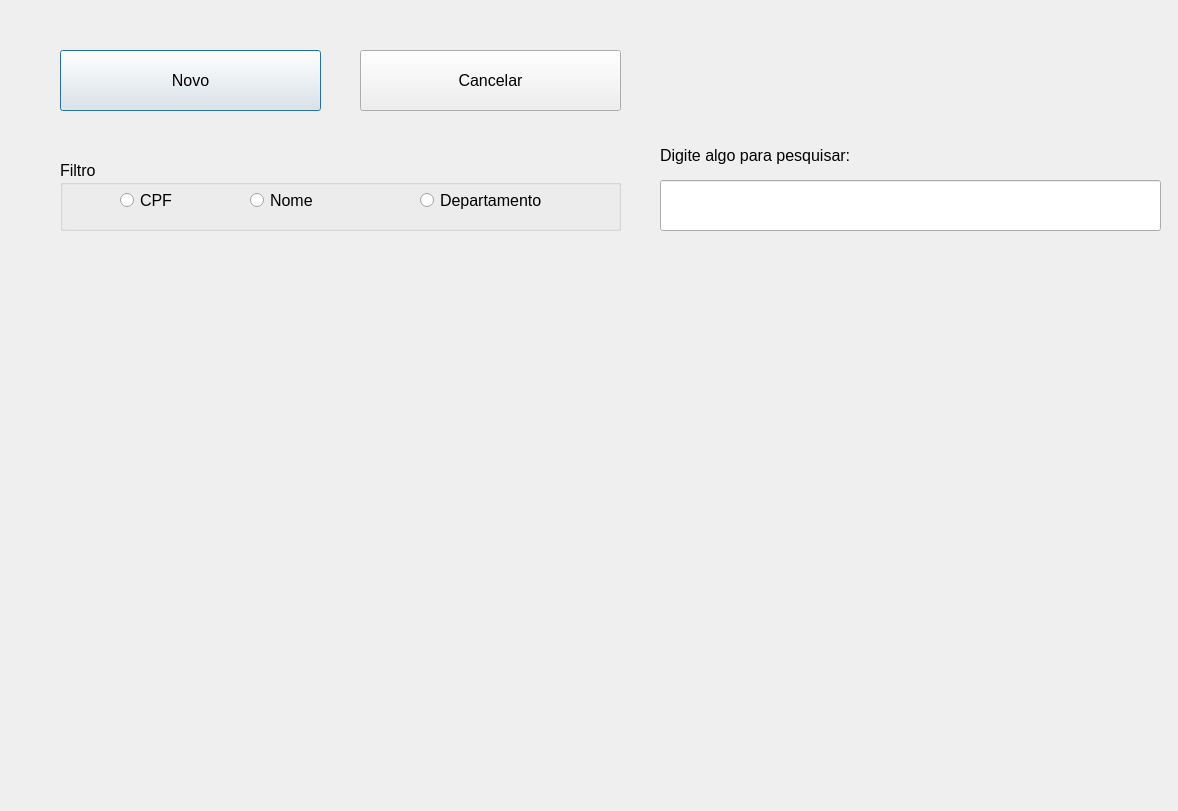
Qt form telaprincipal.ui (MariaZBP/projeto_EE_2022_1) before a commit.
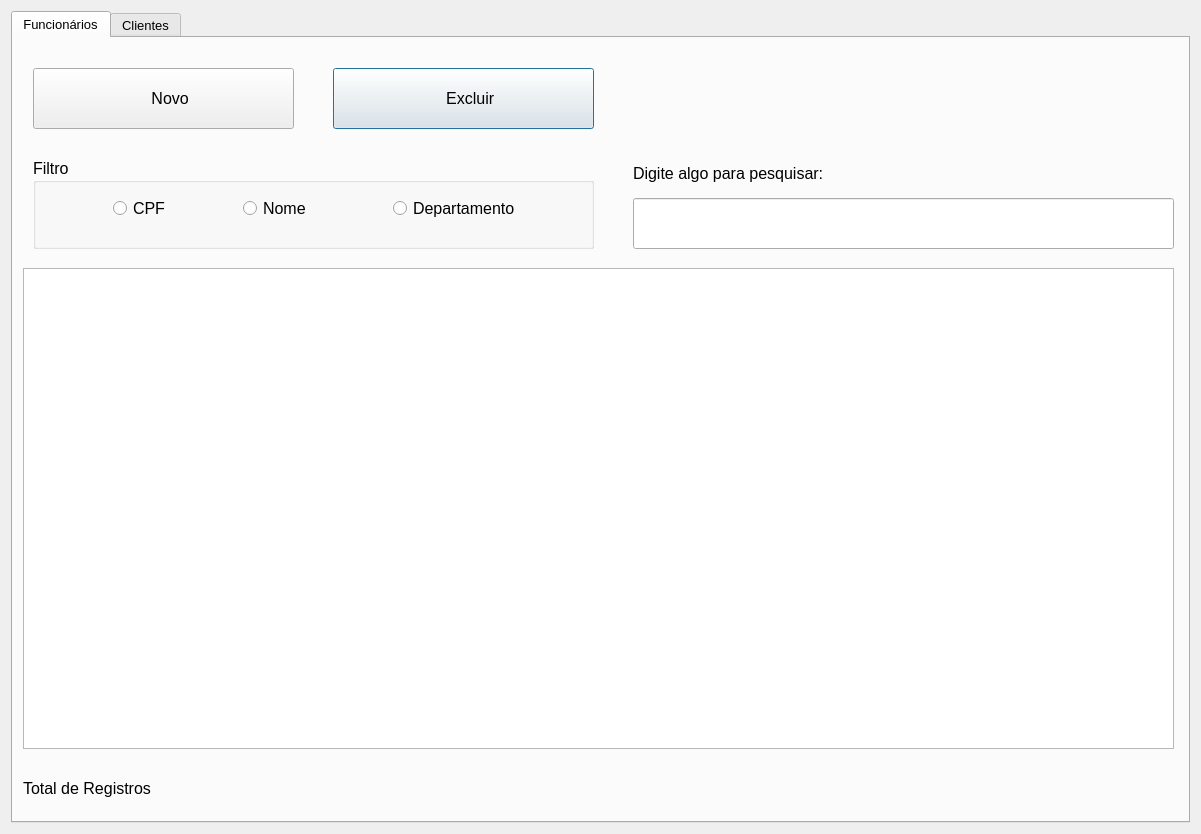
The same form after that commit. Icons and pictures are not drawn.

Commit message: Personalização de botões da tela principal

```diff
--- a/telaprincipal.ui
+++ b/telaprincipal.ui
@@ -6,56 +6,82 @@
    <rect>
     <x>0</x>
     <y>0</y>
-    <width>1178</width>
-    <height>811</height>
+    <width>1201</width>
+    <height>834</height>
    </rect>
   </property>
   <property name="windowTitle">
    <string>Tela Principal</string>
   </property>
-  <widget class="QPushButton" name="pushButton">
-   <property name="geometry">
-    <rect>
-     <x>60</x>
-     <y>50</y>
-     <width>261</width>
-     <height>61</height>
-    </rect>
-   </property>
+  <layout class="QGridLayout" name="gridLayout">
+   <item row="0" column="0">
+    <widget class="QTabWidget" name="tabWidget">
    <property name="font">
     <font>
-     <pointsize>12</pointsize>
-    </font>
-   </property>
-   <property name="text">
-    <string>Novo</string>
-   </property>
-  </widget>
-  <widget class="QPushButton" name="pushButton_2">
+       <pointsize>10</pointsize>
+      </font>
+     </property>
+     <property name="currentIndex">
+      <number>0</number>
+     </property>
+     <widget class="QWidget" name="tab">
+      <attribute name="title">
+       <string>Funcionários</string>
+      </attribute>
+      <widget class="QTableWidget" name="tableWidgetFuncionario">
    <property name="geometry">
     <rect>
-     <x>360</x>
-     <y>50</y>
-     <width>261</width>
-     <height>61</height>
-    </rect>
-   </property>
-   <property name="font">
-    <font>
-     <pointsize>12</pointsize>
-    </font>
-   </property>
-   <property name="text">
-    <string>Cancelar</string>
-   </property>
-  </widget>
-  <widget class="QGroupBox" name="groupBox">
+         <x>10</x>
+         <y>230</y>
+         <width>1151</width>
+         <height>481</height>
+        </rect>
+       </property>
+      </widget>
+      <widget class="QLineEdit" name="txtPesquisarFuncionario">
    <property name="geometry">
     <rect>
-     <x>60</x>
+         <x>620</x>
      <y>160</y>
+         <width>541</width>
+         <height>51</height>
+        </rect>
+       </property>
+       <property name="font">
+        <font>
+         <pointsize>16</pointsize>
+        </font>
+       </property>
+      </widget>
+      <widget class="QPushButton" name="btnExcluirFuncionario">
+       <property name="geometry">
+        <rect>
+         <x>320</x>
+         <y>30</y>
+         <width>261</width>
+         <height>61</height>
+        </rect>
+       </property>
+       <property name="font">
+        <font>
+         <pointsize>12</pointsize>
+        </font>
+       </property>
+       <property name="text">
+        <string>   Excluir</string>
+       </property>
+       <property name="icon">
+        <iconset resource="imagens.qrc">
+         <normaloff>:/Imagens/Imagens/excluir.png</normaloff>:/Imagens/Imagens/excluir.png</iconset>
+       </property>
+      </widget>
+      <widget class="QGroupBox" name="groupBox">
+       <property name="geometry">
+        <rect>
+         <x>20</x>
+         <y>120</y>
      <width>561</width>
-     <height>71</height>
+         <height>91</height>
     </rect>
    </property>
    <property name="font">
@@ -69,8 +95,8 @@
    <widget class="QRadioButton" name="radioButton">
     <property name="geometry">
      <rect>
-      <x>60</x>
-      <y>30</y>
+          <x>80</x>
+          <y>40</y>
       <width>95</width>
       <height>20</height>
      </rect>
@@ -82,8 +108,8 @@
    <widget class="QRadioButton" name="radioButton_2">
     <property name="geometry">
      <rect>
-      <x>190</x>
-      <y>30</y>
+          <x>210</x>
+          <y>40</y>
       <width>95</width>
       <height>20</height>
      </rect>
@@ -96,7 +122,7 @@
     <property name="geometry">
      <rect>
       <x>360</x>
-      <y>30</y>
+          <y>40</y>
       <width>161</width>
       <height>20</height>
      </rect>
@@ -106,26 +132,11 @@
     </property>
    </widget>
   </widget>
-  <widget class="QLineEdit" name="lineEdit">
-   <property name="geometry">
-    <rect>
-     <x>660</x>
-     <y>180</y>
-     <width>501</width>
-     <height>51</height>
-    </rect>
-   </property>
-   <property name="font">
-    <font>
-     <pointsize>16</pointsize>
-    </font>
-   </property>
-  </widget>
   <widget class="QLabel" name="label">
    <property name="geometry">
     <rect>
-     <x>660</x>
-     <y>140</y>
+         <x>620</x>
+         <y>120</y>
      <width>281</width>
      <height>31</height>
     </rect>
@@ -139,7 +150,58 @@
     <string>Digite algo para pesquisar:</string>
    </property>
   </widget>
- </widget>
- <resources/>
+      <widget class="QPushButton" name="btnCadastrarFuncionario">
+       <property name="geometry">
+        <rect>
+         <x>20</x>
+         <y>30</y>
+         <width>261</width>
+         <height>61</height>
+        </rect>
+       </property>
+       <property name="font">
+        <font>
+         <pointsize>12</pointsize>
+        </font>
+       </property>
+       <property name="text">
+        <string>   Novo</string>
+       </property>
+       <property name="icon">
+        <iconset resource="imagens.qrc">
+         <normaloff>:/Imagens/Imagens/novo.png</normaloff>:/Imagens/Imagens/novo.png</iconset>
+       </property>
+      </widget>
+      <widget class="QLabel" name="lblTotalRegistros">
+       <property name="geometry">
+        <rect>
+         <x>10</x>
+         <y>730</y>
+         <width>341</width>
+         <height>41</height>
+        </rect>
+       </property>
+       <property name="font">
+        <font>
+         <pointsize>12</pointsize>
+        </font>
+       </property>
+       <property name="text">
+        <string>Total de Registros</string>
+       </property>
+      </widget>
+     </widget>
+     <widget class="QWidget" name="tab_2">
+      <attribute name="title">
+       <string>Clientes</string>
+      </attribute>
+     </widget>
+    </widget>
+   </item>
+  </layout>
+ </widget>
+ <resources>
+  <include location="imagens.qrc"/>
+ </resources>
  <connections/>
 </ui>
```
Left out of the diff: 6 changed lines with no effect on the pictures. Lines whose indentation alone changed are shown as unchanged. The commit also changes 6 other files.
